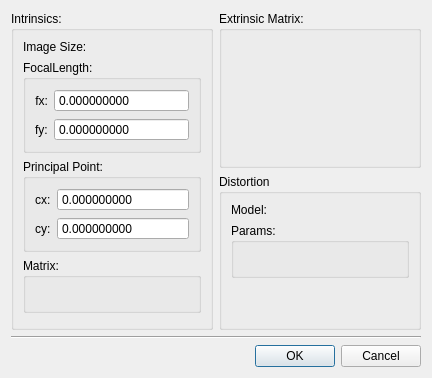
This is app/ui/CameraConfig.ui in xalpha/iris as Qt 5 draws it before an edit. The edited form follows.
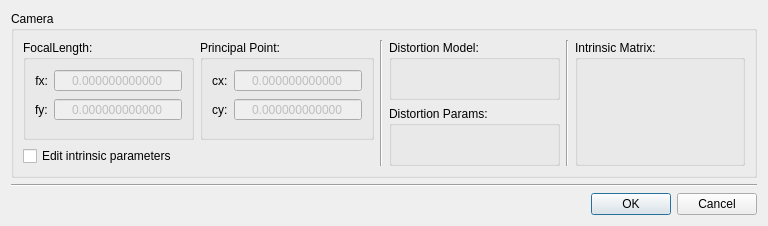
This is the edited form.

Commit message: modifications all around the bord in order to support guessed or fixed intrinsic parameters

Diff of the .ui file:
```diff
--- a/app/ui/CameraConfig.ui
+++ b/app/ui/CameraConfig.ui
@@ -6,8 +6,8 @@
    <rect>
     <x>0</x>
     <y>0</y>
-    <width>432</width>
-    <height>378</height>
+    <width>768</width>
+    <height>226</height>
    </rect>
   </property>
   <property name="sizePolicy">
@@ -21,116 +21,18 @@
   </property>
   <layout class="QVBoxLayout" name="verticalLayout">
    <item>
-    <layout class="QGridLayout" name="gridLayout">
-     <item row="0" column="1">
-      <widget class="QGroupBox" name="groupBox_9">
-       <property name="sizePolicy">
-        <sizepolicy hsizetype="Minimum" vsizetype="Preferred">
-         <horstretch>0</horstretch>
-         <verstretch>0</verstretch>
-        </sizepolicy>
-       </property>
+    <widget class="QGroupBox" name="camera_box">
        <property name="title">
-        <string>Extrinsic Matrix:</string>
-       </property>
-       <layout class="QVBoxLayout" name="verticalLayout_8">
+      <string>Camera</string>
+     </property>
+     <layout class="QVBoxLayout" name="verticalLayout_3">
         <item>
-         <widget class="QLabel" name="extrinsic_matrix">
-          <property name="frameShape">
-           <enum>QFrame::NoFrame</enum>
-          </property>
-          <property name="text">
-           <string/>
-          </property>
-         </widget>
-        </item>
-       </layout>
-      </widget>
-     </item>
-     <item row="1" column="1">
-      <widget class="QGroupBox" name="groupBox_10">
-       <property name="sizePolicy">
-        <sizepolicy hsizetype="Minimum" vsizetype="Preferred">
-         <horstretch>0</horstretch>
-         <verstretch>0</verstretch>
-        </sizepolicy>
-       </property>
-       <property name="title">
-        <string>Distortion</string>
-       </property>
-       <layout class="QFormLayout" name="formLayout_3">
-        <property name="fieldGrowthPolicy">
-         <enum>QFormLayout::AllNonFixedFieldsGrow</enum>
-        </property>
-        <item row="0" column="0">
-         <widget class="QLabel" name="label_2">
-          <property name="text">
-           <string>Model:</string>
-          </property>
-         </widget>
-        </item>
-        <item row="0" column="1">
-         <widget class="QLabel" name="distortion_model">
-          <property name="text">
-           <string/>
-          </property>
-         </widget>
-        </item>
-        <item row="1" column="0" colspan="2">
-         <widget class="QGroupBox" name="groupBox">
-          <property name="title">
-           <string>Params:</string>
-          </property>
-          <layout class="QVBoxLayout" name="verticalLayout_2">
+       <layout class="QHBoxLayout" name="horizontalLayout_3">
            <item>
-            <widget class="QLabel" name="distortion_params">
-             <property name="text">
-              <string/>
-             </property>
-            </widget>
-           </item>
-          </layout>
-         </widget>
-        </item>
-       </layout>
-      </widget>
-     </item>
-     <item row="0" column="0" rowspan="2">
-      <widget class="QGroupBox" name="groupBox_7">
-       <property name="sizePolicy">
-        <sizepolicy hsizetype="Minimum" vsizetype="Preferred">
-         <horstretch>0</horstretch>
-         <verstretch>0</verstretch>
-        </sizepolicy>
-       </property>
-       <property name="title">
-        <string>Intrinsics:</string>
-       </property>
-       <layout class="QFormLayout" name="formLayout_2">
-        <property name="fieldGrowthPolicy">
-         <enum>QFormLayout::AllNonFixedFieldsGrow</enum>
-        </property>
-        <item row="0" column="0">
-         <widget class="QLabel" name="label_3">
-          <property name="text">
-           <string>Image Size:</string>
-          </property>
-         </widget>
-        </item>
-        <item row="0" column="1">
-         <widget class="QLabel" name="image_size">
-          <property name="minimumSize">
-           <size>
-            <width>100</width>
-            <height>0</height>
-           </size>
-          </property>
-          <property name="text">
-           <string/>
-          </property>
-         </widget>
-        </item>
-        <item row="1" column="0" colspan="2">
+         <layout class="QVBoxLayout" name="verticalLayout_4">
+          <item>
+           <layout class="QHBoxLayout" name="horizontalLayout">
+            <item>
          <widget class="QGroupBox" name="groupBox_11">
           <property name="sizePolicy">
            <sizepolicy hsizetype="Minimum" vsizetype="Preferred">
@@ -160,17 +62,29 @@
            </item>
            <item row="0" column="1">
             <widget class="QDoubleSpinBox" name="fx">
+                 <property name="enabled">
+                  <bool>false</bool>
+                 </property>
              <property name="sizePolicy">
               <sizepolicy hsizetype="Minimum" vsizetype="Preferred">
                <horstretch>0</horstretch>
                <verstretch>0</verstretch>
               </sizepolicy>
              </property>
+                 <property name="alignment">
+                  <set>Qt::AlignCenter</set>
+                 </property>
              <property name="buttonSymbols">
               <enum>QAbstractSpinBox::NoButtons</enum>
              </property>
              <property name="decimals">
-              <number>9</number>
+                  <number>12</number>
+                 </property>
+                 <property name="minimum">
+                  <double>-99999999.000000000000000</double>
+                 </property>
+                 <property name="maximum">
+                  <double>99999999.000000000000000</double>
              </property>
             </widget>
            </item>
@@ -189,24 +103,36 @@
            </item>
            <item row="1" column="1">
             <widget class="QDoubleSpinBox" name="fy">
+                 <property name="enabled">
+                  <bool>false</bool>
+                 </property>
              <property name="sizePolicy">
               <sizepolicy hsizetype="Minimum" vsizetype="Fixed">
                <horstretch>0</horstretch>
                <verstretch>0</verstretch>
               </sizepolicy>
              </property>
+                 <property name="alignment">
+                  <set>Qt::AlignCenter</set>
+                 </property>
              <property name="buttonSymbols">
               <enum>QAbstractSpinBox::NoButtons</enum>
              </property>
              <property name="decimals">
-              <number>9</number>
+                  <number>12</number>
+                 </property>
+                 <property name="minimum">
+                  <double>-9999999.000000000000000</double>
+                 </property>
+                 <property name="maximum">
+                  <double>9999999.000000000000000</double>
              </property>
             </widget>
            </item>
           </layout>
          </widget>
         </item>
-        <item row="2" column="0" colspan="2">
+            <item>
          <widget class="QGroupBox" name="groupBox_12">
           <property name="sizePolicy">
            <sizepolicy hsizetype="Minimum" vsizetype="Preferred">
@@ -233,17 +159,29 @@
            </item>
            <item row="0" column="1">
             <widget class="QDoubleSpinBox" name="cx">
+                 <property name="enabled">
+                  <bool>false</bool>
+                 </property>
              <property name="sizePolicy">
               <sizepolicy hsizetype="Minimum" vsizetype="Preferred">
                <horstretch>0</horstretch>
                <verstretch>0</verstretch>
               </sizepolicy>
              </property>
+                 <property name="alignment">
+                  <set>Qt::AlignCenter</set>
+                 </property>
              <property name="buttonSymbols">
               <enum>QAbstractSpinBox::NoButtons</enum>
              </property>
              <property name="decimals">
-              <number>9</number>
+                  <number>12</number>
+                 </property>
+                 <property name="minimum">
+                  <double>-999999.000000000000000</double>
+                 </property>
+                 <property name="maximum">
+                  <double>999999.000000000000000</double>
              </property>
             </widget>
            </item>
@@ -262,27 +200,112 @@
            </item>
            <item row="1" column="1">
             <widget class="QDoubleSpinBox" name="cy">
+                 <property name="enabled">
+                  <bool>false</bool>
+                 </property>
              <property name="sizePolicy">
               <sizepolicy hsizetype="Minimum" vsizetype="Fixed">
                <horstretch>0</horstretch>
                <verstretch>0</verstretch>
               </sizepolicy>
              </property>
+                 <property name="alignment">
+                  <set>Qt::AlignCenter</set>
+                 </property>
              <property name="buttonSymbols">
               <enum>QAbstractSpinBox::NoButtons</enum>
              </property>
              <property name="decimals">
-              <number>9</number>
-             </property>
+                  <number>12</number>
+                 </property>
+                 <property name="minimum">
+                  <double>-99999999.000000000000000</double>
+                 </property>
+                 <property name="maximum">
+                  <double>9999999.000000000000000</double>
+                 </property>
             </widget>
            </item>
           </layout>
          </widget>
         </item>
-        <item row="3" column="0" colspan="2">
+           </layout>
+          </item>
+          <item>
+           <widget class="QCheckBox" name="edit">
+            <property name="text">
+             <string>Edit intrinsic parameters</string>
+            </property>
+           </widget>
+          </item>
+         </layout>
+        </item>
+        <item>
+         <widget class="Line" name="line_4">
+          <property name="orientation">
+           <enum>Qt::Vertical</enum>
+          </property>
+         </widget>
+        </item>
+        <item>
+         <layout class="QVBoxLayout" name="verticalLayout_5">
+          <item>
+           <widget class="QGroupBox" name="groupBox_10">
+            <property name="sizePolicy">
+             <sizepolicy hsizetype="Minimum" vsizetype="Preferred">
+              <horstretch>0</horstretch>
+              <verstretch>0</verstretch>
+             </sizepolicy>
+            </property>
+            <property name="title">
+             <string>Distortion Model:</string>
+            </property>
+            <layout class="QVBoxLayout" name="verticalLayout_6">
+             <item>
+              <widget class="QLabel" name="distortion_model">
+               <property name="text">
+                <string/>
+               </property>
+               <property name="textInteractionFlags">
+                <set>Qt::LinksAccessibleByMouse|Qt::TextSelectableByMouse</set>
+               </property>
+              </widget>
+             </item>
+            </layout>
+           </widget>
+          </item>
+          <item>
+           <widget class="QGroupBox" name="groupBox">
+            <property name="title">
+             <string>Distortion Params:</string>
+            </property>
+            <layout class="QVBoxLayout" name="verticalLayout_2">
+             <item>
+              <widget class="QLabel" name="distortion_params">
+               <property name="text">
+                <string/>
+               </property>
+               <property name="textInteractionFlags">
+                <set>Qt::LinksAccessibleByMouse|Qt::TextSelectableByMouse</set>
+               </property>
+              </widget>
+             </item>
+            </layout>
+           </widget>
+          </item>
+         </layout>
+        </item>
+        <item>
+         <widget class="Line" name="line_2">
+          <property name="orientation">
+           <enum>Qt::Vertical</enum>
+          </property>
+         </widget>
+        </item>
+        <item>
          <widget class="QGroupBox" name="groupBox_13">
           <property name="title">
-           <string>Matrix:</string>
+           <string>Intrinsic Matrix:</string>
           </property>
           <layout class="QVBoxLayout" name="verticalLayout_10">
            <item>
@@ -296,9 +319,9 @@
          </widget>
         </item>
        </layout>
-      </widget>
-     </item>
-    </layout>
+      </item>
+     </layout>
+    </widget>
    </item>
    <item>
     <widget class="Line" name="line">
```
Left out of the diff: 74 changed lines with no effect on the pictures. Lines whose indentation alone changed are shown as unchanged. The commit also changes 10 other files.
